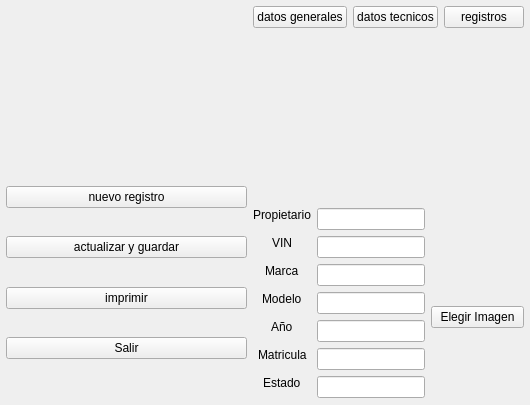
Old version of the form ui/welcomewidget.ui in the repository Abysmal683/proyecto-inventario-de-autos.
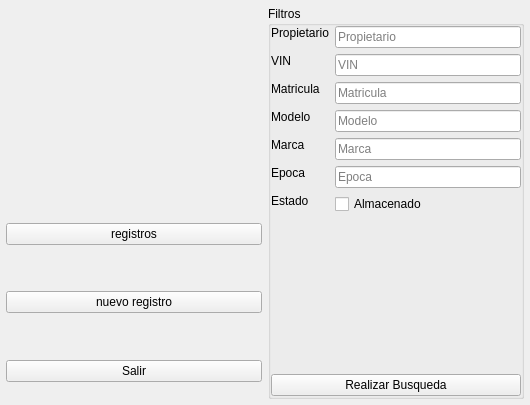
New version of the form. Icons and pictures are not drawn.

Commit message: se elimino la pantalla imprimir y se reubicara despues, nuevo diseño de welcome

Patch:
```diff
--- a/ui/welcomewidget.ui
+++ b/ui/welcomewidget.ui
@@ -83,9 +83,22 @@
         <number>12</number>
        </property>
        <property name="sizeConstraint">
-        <enum>QLayout::SizeConstraint::SetMinAndMaxSize</enum>
+        <enum>QLayout::SizeConstraint::SetDefaultConstraint</enum>
        </property>
-       <item alignment="Qt::AlignmentFlag::AlignTop">
+       <item alignment="Qt::AlignmentFlag::AlignVCenter">
+        <widget class="QPushButton" name="pushButtonRegistros">
+         <property name="sizePolicy">
+          <sizepolicy hsizetype="Minimum" vsizetype="Fixed">
+           <horstretch>0</horstretch>
+           <verstretch>0</verstretch>
+          </sizepolicy>
+         </property>
+         <property name="text">
+          <string>registros</string>
+         </property>
+        </widget>
+       </item>
+       <item alignment="Qt::AlignmentFlag::AlignVCenter">
         <widget class="QPushButton" name="pushButtonNuevoRegistro">
          <property name="sizePolicy">
           <sizepolicy hsizetype="Minimum" vsizetype="Fixed">
@@ -98,33 +111,7 @@
          </property>
         </widget>
        </item>
-       <item alignment="Qt::AlignmentFlag::AlignTop">
-        <widget class="QPushButton" name="pushButtonActualizarGuardar">
-         <property name="sizePolicy">
-          <sizepolicy hsizetype="Minimum" vsizetype="Fixed">
-           <horstretch>0</horstretch>
-           <verstretch>0</verstretch>
-          </sizepolicy>
-         </property>
-         <property name="text">
-          <string>actualizar y guardar</string>
-         </property>
-        </widget>
-       </item>
-       <item alignment="Qt::AlignmentFlag::AlignTop">
-        <widget class="QPushButton" name="pushButtonImprimir">
-         <property name="sizePolicy">
-          <sizepolicy hsizetype="Minimum" vsizetype="Fixed">
-           <horstretch>0</horstretch>
-           <verstretch>0</verstretch>
-          </sizepolicy>
-         </property>
-         <property name="text">
-          <string>imprimir</string>
-         </property>
-        </widget>
-       </item>
-       <item>
+       <item alignment="Qt::AlignmentFlag::AlignVCenter">
         <widget class="QPushButton" name="pushButtonFinalizar">
          <property name="sizePolicy">
           <sizepolicy hsizetype="Minimum" vsizetype="Fixed">
@@ -132,101 +119,41 @@
            <verstretch>0</verstretch>
           </sizepolicy>
          </property>
+         <property name="autoFillBackground">
+          <bool>false</bool>
+         </property>
          <property name="text">
           <string>Salir</string>
          </property>
+         <property name="checkable">
+          <bool>false</bool>
+         </property>
         </widget>
        </item>
       </layout>
      </item>
-     <item>
-      <spacer name="verticalSpacer">
-       <property name="orientation">
-        <enum>Qt::Orientation::Vertical</enum>
-       </property>
-       <property name="sizeType">
-        <enum>QSizePolicy::Policy::Fixed</enum>
-       </property>
-       <property name="sizeHint" stdset="0">
-        <size>
-         <width>20</width>
-         <height>40</height>
-        </size>
-       </property>
-      </spacer>
-     </item>
     </layout>
    </item>
    <item>
-    <layout class="QVBoxLayout" name="verticalLayout_derecha">
-     <item>
-      <layout class="QHBoxLayout" name="horizontalLayoutDatos">
-       <property name="spacing">
-        <number>6</number>
-       </property>
-       <property name="sizeConstraint">
-        <enum>QLayout::SizeConstraint::SetMinimumSize</enum>
-       </property>
-       <item alignment="Qt::AlignmentFlag::AlignTop">
-        <widget class="QPushButton" name="pushButtonDatosGenerales">
-         <property name="sizePolicy">
-          <sizepolicy hsizetype="Minimum" vsizetype="Fixed">
-           <horstretch>1</horstretch>
-           <verstretch>0</verstretch>
-          </sizepolicy>
-         </property>
-         <property name="text">
-          <string>datos generales</string>
-         </property>
-        </widget>
-       </item>
-       <item alignment="Qt::AlignmentFlag::AlignTop">
-        <widget class="QPushButton" name="pushButtonDatosTecnicos">
-         <property name="sizePolicy">
-          <sizepolicy hsizetype="Minimum" vsizetype="Fixed">
-           <horstretch>1</horstretch>
-           <verstretch>0</verstretch>
-          </sizepolicy>
-         </property>
-         <property name="text">
-          <string>datos tecnicos</string>
-         </property>
-        </widget>
-       </item>
-       <item alignment="Qt::AlignmentFlag::AlignTop">
-        <widget class="QPushButton" name="pushButtonRegistros">
-         <property name="sizePolicy">
-          <sizepolicy hsizetype="Minimum" vsizetype="Fixed">
-           <horstretch>1</horstretch>
-           <verstretch>0</verstretch>
-          </sizepolicy>
-         </property>
-         <property name="text">
-          <string>registros</string>
-         </property>
-        </widget>
-       </item>
-      </layout>
-     </item>
-     <item>
-      <layout class="QHBoxLayout" name="horizontalLayoutBusqueda">
+    <widget class="QGroupBox" name="groupBoxFiltros">
+     <property name="title">
+      <string>Filtros</string>
+     </property>
+     <layout class="QVBoxLayout" name="verticalLayout">
+      <property name="leftMargin">
+       <number>0</number>
+      </property>
        <property name="topMargin">
         <number>0</number>
        </property>
+      <property name="rightMargin">
+       <number>0</number>
+      </property>
+      <property name="bottomMargin">
+       <number>0</number>
+      </property>
        <item>
-        <layout class="QFormLayout" name="formLayoutCaracteristicas">
-         <property name="labelAlignment">
-          <set>Qt::AlignmentFlag::AlignCenter</set>
-         </property>
-         <property name="formAlignment">
-          <set>Qt::AlignmentFlag::AlignCenter</set>
-         </property>
-         <property name="horizontalSpacing">
-          <number>6</number>
-         </property>
-         <property name="verticalSpacing">
-          <number>6</number>
-         </property>
+       <layout class="QFormLayout" name="formLayout">
          <item row="0" column="0">
           <widget class="QLabel" name="labelPropietario">
            <property name="sizePolicy">
@@ -248,6 +175,9 @@
              <verstretch>0</verstretch>
             </sizepolicy>
            </property>
+          <property name="placeholderText">
+           <string>Propietario</string>
+          </property>
           </widget>
          </item>
          <item row="1" column="0">
@@ -271,10 +201,13 @@
              <verstretch>0</verstretch>
             </sizepolicy>
            </property>
+          <property name="placeholderText">
+           <string>VIN</string>
+          </property>
           </widget>
          </item>
          <item row="2" column="0">
-          <widget class="QLabel" name="labelMarca">
+         <widget class="QLabel" name="labelMatricula">
            <property name="sizePolicy">
             <sizepolicy hsizetype="Minimum" vsizetype="Fixed">
              <horstretch>0</horstretch>
@@ -282,18 +215,21 @@
             </sizepolicy>
            </property>
            <property name="text">
-            <string>Marca</string>
+           <string>Matricula</string>
            </property>
           </widget>
          </item>
          <item row="2" column="1">
-          <widget class="QLineEdit" name="lineEditMarca">
+         <widget class="QLineEdit" name="lineEditMatricula">
            <property name="sizePolicy">
             <sizepolicy hsizetype="Minimum" vsizetype="Fixed">
              <horstretch>1</horstretch>
              <verstretch>0</verstretch>
             </sizepolicy>
            </property>
+          <property name="placeholderText">
+           <string>Matricula</string>
+          </property>
           </widget>
          </item>
          <item row="3" column="0">
@@ -317,10 +253,13 @@
              <verstretch>0</verstretch>
             </sizepolicy>
            </property>
+          <property name="placeholderText">
+           <string>Modelo</string>
+          </property>
           </widget>
          </item>
          <item row="4" column="0">
-          <widget class="QLabel" name="labelEpoca">
+         <widget class="QLabel" name="labelMarca">
            <property name="sizePolicy">
             <sizepolicy hsizetype="Minimum" vsizetype="Fixed">
              <horstretch>0</horstretch>
@@ -328,22 +267,25 @@
             </sizepolicy>
            </property>
            <property name="text">
-            <string>Año</string>
+           <string>Marca</string>
            </property>
           </widget>
          </item>
          <item row="4" column="1">
-          <widget class="QLineEdit" name="lineEditEpoca">
+         <widget class="QLineEdit" name="lineEditMarca">
            <property name="sizePolicy">
             <sizepolicy hsizetype="Minimum" vsizetype="Fixed">
              <horstretch>1</horstretch>
              <verstretch>0</verstretch>
             </sizepolicy>
            </property>
+          <property name="placeholderText">
+           <string>Marca</string>
+          </property>
           </widget>
          </item>
          <item row="5" column="0">
-          <widget class="QLabel" name="labelMatricula">
+         <widget class="QLabel" name="labelEpoca">
            <property name="sizePolicy">
             <sizepolicy hsizetype="Minimum" vsizetype="Fixed">
              <horstretch>0</horstretch>
@@ -351,18 +293,21 @@
             </sizepolicy>
            </property>
            <property name="text">
-            <string>Matricula</string>
+           <string>Epoca</string>
            </property>
           </widget>
          </item>
          <item row="5" column="1">
-          <widget class="QLineEdit" name="lineEditMatricula">
+         <widget class="QLineEdit" name="lineEditEpoca">
            <property name="sizePolicy">
             <sizepolicy hsizetype="Minimum" vsizetype="Fixed">
              <horstretch>1</horstretch>
              <verstretch>0</verstretch>
             </sizepolicy>
            </property>
+          <property name="placeholderText">
+           <string>Epoca</string>
+          </property>
           </widget>
          </item>
          <item row="6" column="0">
@@ -379,61 +324,28 @@
           </widget>
          </item>
          <item row="6" column="1">
-          <widget class="QLineEdit" name="lineEditEstado">
+         <widget class="QCheckBox" name="checkBoxEstado">
            <property name="sizePolicy">
             <sizepolicy hsizetype="Minimum" vsizetype="Fixed">
              <horstretch>1</horstretch>
              <verstretch>0</verstretch>
             </sizepolicy>
            </property>
-          </widget>
-         </item>
-        </layout>
-       </item>
-       <item>
-        <layout class="QVBoxLayout" name="verticalLayout">
-         <item alignment="Qt::AlignmentFlag::AlignHCenter|Qt::AlignmentFlag::AlignVCenter">
-          <widget class="QLabel" name="imagenDisplay">
-           <property name="sizePolicy">
-            <sizepolicy hsizetype="Ignored" vsizetype="Ignored">
-             <horstretch>0</horstretch>
-             <verstretch>0</verstretch>
-            </sizepolicy>
-           </property>
-           <property name="minimumSize">
-            <size>
-             <width>0</width>
-             <height>0</height>
-            </size>
-           </property>
-           <property name="maximumSize">
-            <size>
-             <width>16777215</width>
-             <height>16777215</height>
-            </size>
-           </property>
-           <property name="layoutDirection">
-            <enum>Qt::LayoutDirection::LeftToRight</enum>
-           </property>
-           <property name="frameShape">
-            <enum>QFrame::Shape::NoFrame</enum>
-           </property>
-           <property name="frameShadow">
-            <enum>QFrame::Shadow::Plain</enum>
-           </property>
            <property name="text">
-            <string/>
-           </property>
-           <property name="pixmap">
-            <pixmap resource="../resources/resources.qrc">:/icons/grillo.jpg</pixmap>
-           </property>
-           <property name="scaledContents">
+           <string>Almacenado</string>
+          </property>
+          <property name="checkable">
             <bool>true</bool>
            </property>
-          </widget>
-         </item>
-         <item alignment="Qt::AlignmentFlag::AlignTop">
-          <widget class="QPushButton" name="pushButtonElegirImagen">
+          <property name="tristate">
+           <bool>false</bool>
+          </property>
+         </widget>
+        </item>
+       </layout>
+      </item>
+      <item>
+       <widget class="QPushButton" name="pushButtonBuscar">
            <property name="sizePolicy">
             <sizepolicy hsizetype="Minimum" vsizetype="Fixed">
              <horstretch>0</horstretch>
@@ -441,15 +353,12 @@
             </sizepolicy>
            </property>
            <property name="text">
-            <string>Elegir Imagen</string>
+         <string>Realizar Busqueda</string>
            </property>
           </widget>
          </item>
         </layout>
-       </item>
-      </layout>
-     </item>
-    </layout>
+    </widget>
    </item>
   </layout>
  </widget>
```
Lines whose indentation alone changed are shown as unchanged. The commit also changes 5 other files.
